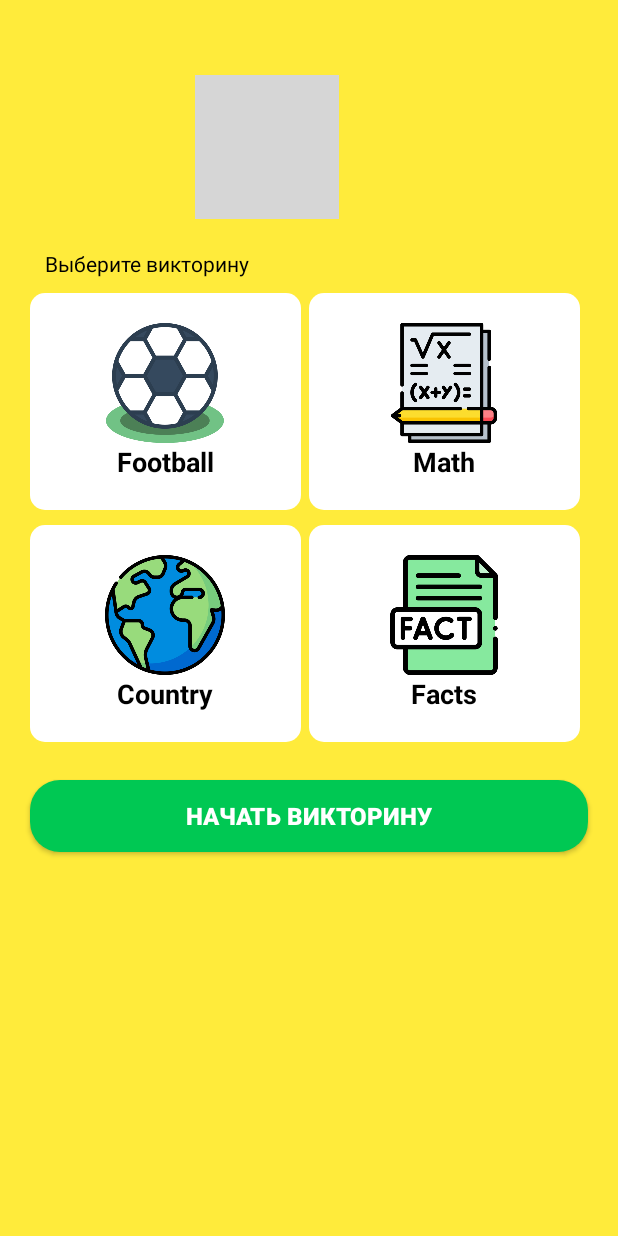
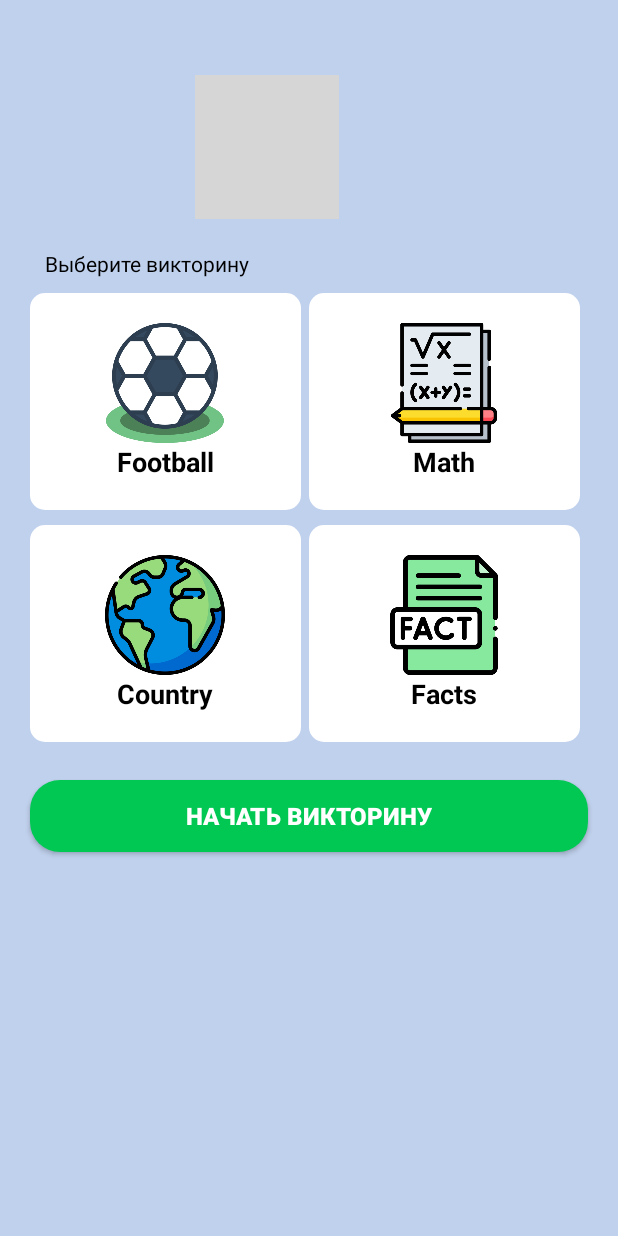
Before and after one commit to David120309/Quizgame, an Android app: the screen it shows after launch (MainActivity), on a phone screen of 412 x 824 dp. Run offline under Robolectric (Android 15) with nearby library versions, the phone set to English and light mode, and no system bars; grey boxes are pictures that could not be loaded.

Commit message:
haziv dzvav

```diff
--- a/app/src/main/java/com/example/quiz/MainActivity.java
+++ b/app/src/main/java/com/example/quiz/MainActivity.java
@@ -3,6 +3,7 @@ package com.example.quiz;
 import android.annotation.SuppressLint;
 import android.content.Intent;
 import android.os.Bundle;
+import android.util.Log;
 import android.view.View;
 import android.widget.Button;
 import android.widget.LinearLayout;
@@ -10,6 +11,7 @@ import android.widget.Toast;
 
 import androidx.activity.EdgeToEdge;
 import androidx.appcompat.app.AppCompatActivity;
+import androidx.appcompat.widget.AppCompatButton;
 import androidx.core.graphics.Insets;
 import androidx.core.view.ViewCompat;
 import androidx.core.view.WindowInsetsCompat;
@@ -31,7 +33,7 @@ public class MainActivity extends AppCompatActivity {
         @SuppressLint({"MissingInflatedId", "LocalSuppress"}) final LinearLayout math = findViewById(R.id.mathLayout);
         @SuppressLint({"MissingInflatedId", "LocalSuppress"}) final LinearLayout country = findViewById(R.id.countryLayout);
         @SuppressLint({"MissingInflatedId", "LocalSuppress"}) final LinearLayout facts = findViewById(R.id.factsLayout);
-        final Button startQuizBtn = findViewById(R.id.startQuizBtn);
+        final AppCompatButton startQuizBtn = findViewById(R.id.startQuizBtn);
 
         football.setOnClickListener(new View.OnClickListener() {
             @Override
--- a/app/src/main/res/layout/activity_main.xml
+++ b/app/src/main/res/layout/activity_main.xml
@@ -172,7 +172,11 @@
         android:textStyle="bold"
         android:textSize="16sp"
         android:background="@drawable/round_back_green20"
-        />
+        android:enabled="true"
+        android:visibility="visible"
+         />
+
+
 
 
 
--- a/app/src/main/res/values/colors.xml
+++ b/app/src/main/res/values/colors.xml
@@ -1,6 +1,6 @@
 <?xml version="1.0" encoding="utf-8"?>
 <resources>
     <color name="black">#FF000000</color>
-    <color name="yellow">#FFEB3B</color>
+    <color name="yellow">#c0d1ed</color>
     <color name="white">#FFFFFF</color>
 </resources>
```
Also changed, not shown: app/src/main/java/com/example/quiz/QuizActivity.java (+7 -2 lines), app/src/main/res/layout/activity_quiz.xml (+37 -39 lines).
